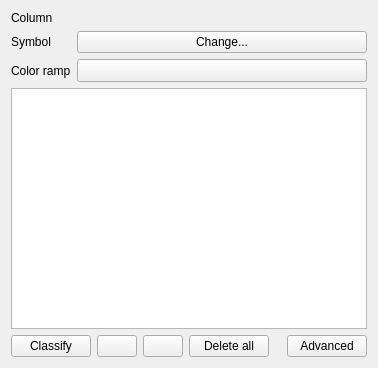
This is src/ui/qgscategorizedsymbolrendererv2widget.ui in qgis/QGIS as Qt 5 draws it before an edit. The edited form follows.
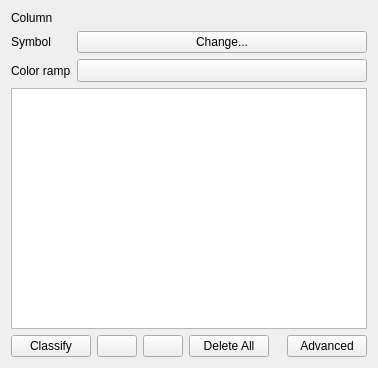
This is the edited form. Icons and pictures are not drawn. Custom widgets are drawn as their Qt base class.

```diff
--- a/src/ui/qgscategorizedsymbolrendererv2widget.ui
+++ b/src/ui/qgscategorizedsymbolrendererv2widget.ui
@@ -170,7 +170,7 @@
      <item>
       <widget class="QPushButton" name="btnDeleteAllCategories">
        <property name="text">
-        <string>Delete all</string>
+        <string>Delete All</string>
        </property>
       </widget>
      </item>
```
